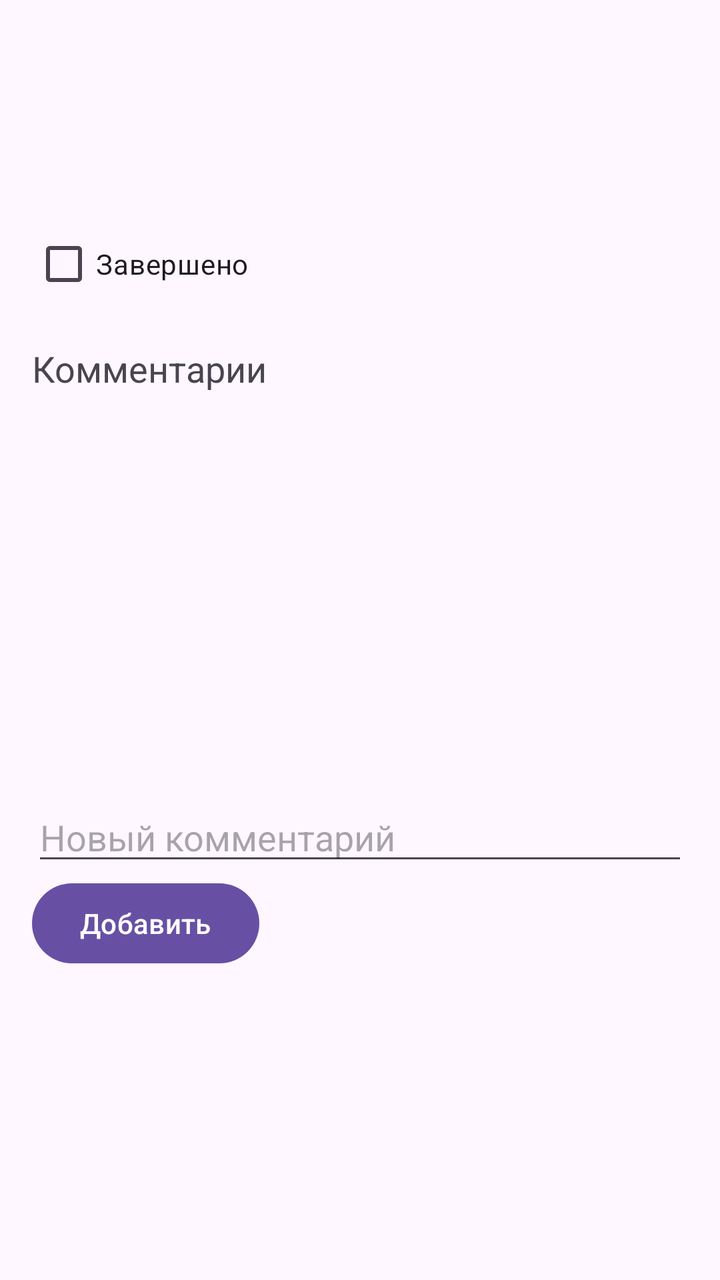
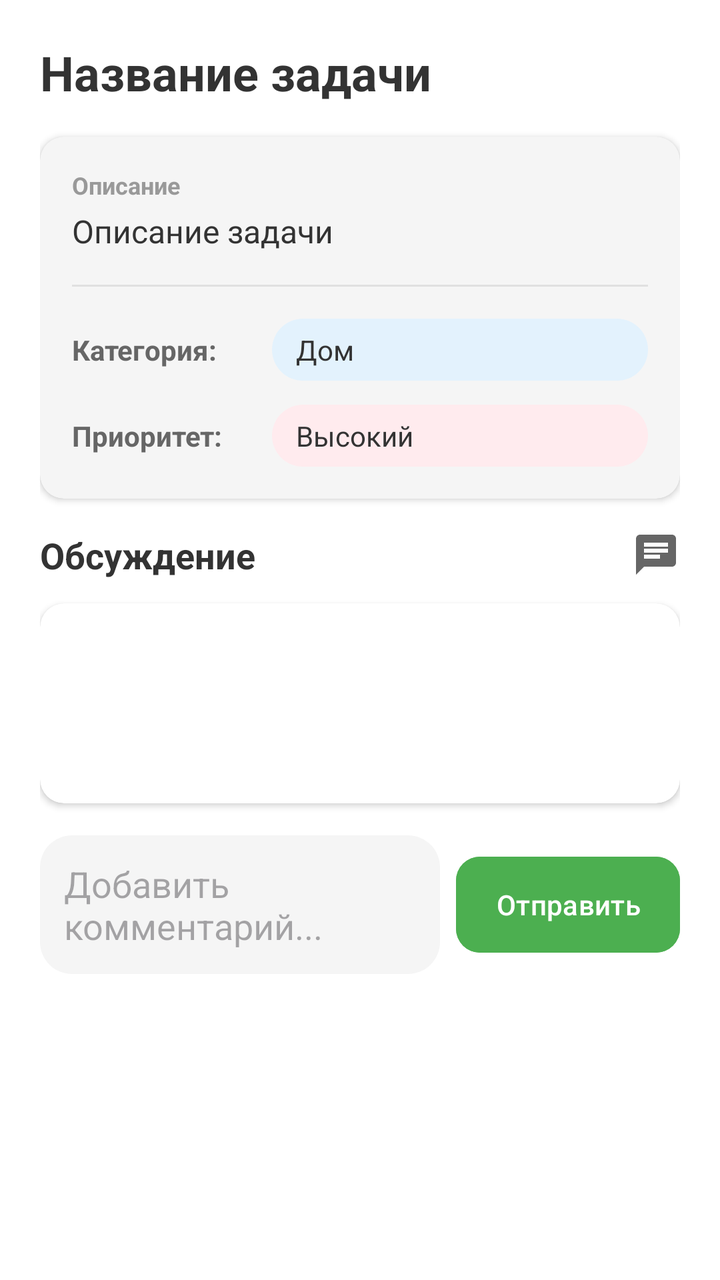

The first picture is an Android layout as it rendered before a commit; the second is the same layout after the commit. The layout source and the unified diff follow.
<!-- AndroidManifest.xml: application theme Theme.FamilyHelper -->
<!-- res/layout/dialog_task_details.xml -->
<?xml version="1.0" encoding="utf-8"?>
<LinearLayout xmlns:android="http://schemas.android.com/apk/res/android"
    android:layout_width="match_parent"
    android:layout_height="wrap_content"
    android:orientation="vertical"
    android:padding="16dp">

    <TextView
        android:id="@+id/tvTaskTitle"
        android:layout_width="wrap_content"
        android:layout_height="wrap_content"
        android:textSize="20sp"
        android:textStyle="bold"/>

    <TextView
        android:id="@+id/tvTaskDesc"
        android:layout_width="wrap_content"
        android:layout_height="wrap_content"
        android:textSize="16sp"/>

    <TextView
        android:id="@+id/tvTaskArea"
        android:layout_width="wrap_content"
        android:layout_height="wrap_content"
        android:textSize="16sp"/>

    <TextView
        android:id="@+id/tvTaskPriority"
        android:layout_width="wrap_content"
        android:layout_height="wrap_content"
        android:textSize="16sp"/>

    <CheckBox
        android:id="@+id/cbTaskCompleted"
        android:layout_width="wrap_content"
        android:layout_height="wrap_content"
        android:text="Завершено"/>

    <TextView
        android:layout_width="wrap_content"
        android:layout_height="wrap_content"
        android:text="Комментарии"
        android:textSize="18sp"
        android:layout_marginTop="16dp"/>

    <androidx.recyclerview.widget.RecyclerView
        android:id="@+id/rvComments"
        android:layout_width="match_parent"
        android:layout_height="200dp"/>

    <EditText
        android:id="@+id/etNewComment"
        android:layout_width="match_parent"
        android:layout_height="wrap_content"
        android:hint="Новый комментарий"/>

    <Button
        android:id="@+id/btnAddComment"
        android:layout_width="wrap_content"
        android:layout_height="wrap_content"
        android:text="Добавить"/>

</LinearLayout>
<!-- resources referenced by this layout -->
<resources>
  <style name="Theme.FamilyHelper" parent="Base.Theme.FamilyHelper" />
  <style name="Base.Theme.FamilyHelper" parent="Theme.Material3.DayNight.NoActionBar">
          
          
      </style>
</resources>

<!-- the commit's change to res/layout/dialog_task_details.xml (unified diff, before → after) -->
@@ -1,63 +1,190 @@
 <?xml version="1.0" encoding="utf-8"?>
-<LinearLayout xmlns:android="http://schemas.android.com/apk/res/android"
+<ScrollView xmlns:android="http://schemas.android.com/apk/res/android"
+    xmlns:app="http://schemas.android.com/apk/res-auto"
     android:layout_width="match_parent"
     android:layout_height="wrap_content"
-    android:orientation="vertical"
-    android:padding="16dp">
+    android:background="@android:color/white">
 
-    <TextView
-        android:id="@+id/tvTaskTitle"
-        android:layout_width="wrap_content"
-        android:layout_height="wrap_content"
-        android:textSize="20sp"
-        android:textStyle="bold"/>
-
-    <TextView
-        android:id="@+id/tvTaskDesc"
-        android:layout_width="wrap_content"
-        android:layout_height="wrap_content"
-        android:textSize="16sp"/>
-
-    <TextView
-        android:id="@+id/tvTaskArea"
-        android:layout_width="wrap_content"
-        android:layout_height="wrap_content"
-        android:textSize="16sp"/>
-
-    <TextView
-        android:id="@+id/tvTaskPriority"
-        android:layout_width="wrap_content"
-        android:layout_height="wrap_content"
-        android:textSize="16sp"/>
-
-    <CheckBox
-        android:id="@+id/cbTaskCompleted"
-        android:layout_width="wrap_content"
-        android:layout_height="wrap_content"
-        android:text="Завершено"/>
-
-    <TextView
-        android:layout_width="wrap_content"
-        android:layout_height="wrap_content"
-        android:text="Комментарии"
-        android:textSize="18sp"
-        android:layout_marginTop="16dp"/>
-
-    <androidx.recyclerview.widget.RecyclerView
-        android:id="@+id/rvComments"
-        android:layout_width="match_parent"
-        android:layout_height="200dp"/>
-
-    <EditText
-        android:id="@+id/etNewComment"
+    <LinearLayout
         android:layout_width="match_parent"
         android:layout_height="wrap_content"
-        android:hint="Новый комментарий"/>
+        android:orientation="vertical"
+        android:padding="20dp">
 
-    <Button
-        android:id="@+id/btnAddComment"
-        android:layout_width="wrap_content"
-        android:layout_height="wrap_content"
-        android:text="Добавить"/>
+        <TextView
+            android:id="@+id/tvTaskTitle"
+            android:layout_width="match_parent"
+            android:layout_height="wrap_content"
+            android:text="Название задачи"
+            android:textSize="24sp"
+            android:textStyle="bold"
+            android:textColor="#333"
+            android:layout_marginBottom="16dp"/>
 
-</LinearLayout>
+        <androidx.cardview.widget.CardView
+            android:layout_width="match_parent"
+            android:layout_height="wrap_content"
+            app:cardCornerRadius="12dp"
+            app:cardElevation="2dp"
+            app:cardBackgroundColor="#F5F5F5"
+            android:layout_marginBottom="16dp">
+
+            <LinearLayout
+                android:layout_width="match_parent"
+                android:layout_height="wrap_content"
+                android:orientation="vertical"
+                android:padding="16dp">
+
+                <TextView
+                    android:layout_width="wrap_content"
+                    android:layout_height="wrap_content"
+                    android:text="Описание"
+                    android:textSize="12sp"
+                    android:textColor="#999"
+                    android:textStyle="bold"
+                    android:layout_marginBottom="4dp"/>
+
+                <TextView
+                    android:id="@+id/tvTaskDesc"
+                    android:layout_width="match_parent"
+                    android:layout_height="wrap_content"
+                    android:text="Описание задачи"
+                    android:textSize="16sp"
+                    android:textColor="#333"
+                    android:layout_marginBottom="16dp"/>
+
+                <View
+                    android:layout_width="match_parent"
+                    android:layout_height="1dp"
+                    android:background="#E0E0E0"
+                    android:layout_marginBottom="16dp"/>
+
+                <LinearLayout
+                    android:layout_width="match_parent"
+                    android:layout_height="wrap_content"
+                    android:orientation="horizontal"
+                    android:layout_marginBottom="12dp">
+
+                    <TextView
+                        android:layout_width="100dp"
+                        android:layout_height="wrap_content"
+                        android:text="Категория:"
+                        android:textSize="14sp"
+                        android:textColor="#666"
+                        android:textStyle="bold"/>
+
+                    <TextView
+                        android:id="@+id/tvTaskArea"
+                        android:layout_width="0dp"
+                        android:layout_height="wrap_content"
+                        android:layout_weight="1"
+                        android:text="Дом"
+                        android:textSize="14sp"
+                        android:textColor="#333"
+                        android:background="@drawable/rounded_background"
+                        android:backgroundTint="#E3F2FD"
+                        android:paddingHorizontal="12dp"
+                        android:paddingVertical="6dp"/>
+                </LinearLayout>
+
+                <LinearLayout
+                    android:layout_width="match_parent"
+                    android:layout_height="wrap_content"
+                    android:orientation="horizontal">
+
+                    <TextView
+                        android:layout_width="100dp"
+                        android:layout_height="wrap_content"
+                        android:text="Приоритет:"
+                        android:textSize="14sp"
+                        android:textColor="#666"
+                        android:textStyle="bold"/>
+
+                    <TextView
+                        android:id="@+id/tvTaskPriority"
+                        android:layout_width="0dp"
+                        android:layout_height="wrap_content"
+                        android:layout_weight="1"
+                        android:text="Высокий"
+                        android:textSize="14sp"
+                        android:textColor="#333"
+                        android:background="@drawable/rounded_background"
+                        android:backgroundTint="#FFEBEE"
+                        android:paddingHorizontal="12dp"
+                        android:paddingVertical="6dp"/>
+                </LinearLayout>
+            </LinearLayout>
+        </androidx.cardview.widget.CardView>
+
+        <LinearLayout
+            android:layout_width="match_parent"
+            android:layout_height="wrap_content"
+            android:orientation="horizontal"
+            android:gravity="center_vertical"
+            android:layout_marginBottom="12dp">
+
+            <TextView
+                android:layout_width="0dp"
+                android:layout_height="wrap_content"
+                android:layout_weight="1"
+                android:text="Обсуждение"
+                android:textSize="18sp"
+                android:textStyle="bold"
+                android:textColor="#333"/>
+
+            <ImageView
+                android:layout_width="24dp"
+                android:layout_height="24dp"
+                android:src="@drawable/ic_chat"
+                app:tint="#666"/>
+        </LinearLayout>
+
+        <androidx.cardview.widget.CardView
+            android:layout_width="match_parent"
+            android:layout_height="wrap_content"
+            app:cardCornerRadius="12dp"
+            app:cardElevation="2dp"
+            android:layout_marginBottom="16dp">
+
+            <androidx.recyclerview.widget.RecyclerView
+                android:id="@+id/rvComments"
+                android:layout_width="match_parent"
+                android:layout_height="wrap_content"
+                android:minHeight="100dp"
+                android:maxHeight="250dp"
+                android:padding="12dp"
+                android:nestedScrollingEnabled="true"/>
+        </androidx.cardview.widget.CardView>
+
+        <LinearLayout
+            android:layout_width="match_parent"
+            android:layout_height="wrap_content"
+            android:orientation="horizontal"
+            android:gravity="center_vertical">
+
+            <EditText
+                android:id="@+id/etNewComment"
+                android:layout_width="0dp"
+                android:layout_height="wrap_content"
+                android:layout_weight="1"
+                android:hint="Добавить комментарий..."
+                android:background="@drawable/rounded_background"
+                android:backgroundTint="#F5F5F5"
+                android:padding="12dp"
+                android:minHeight="48dp"
+                android:maxLines="3"
+                android:inputType="textCapSentences|textMultiLine"
+                android:layout_marginEnd="8dp"/>
+
+            <Button
+                android:id="@+id/btnAddComment"
+                android:layout_width="wrap_content"
+                android:layout_height="56dp"
+                android:text="Отправить"
+                android:textSize="14sp"
+                android:backgroundTint="#4CAF50"
+                app:cornerRadius="12dp"
+                android:paddingHorizontal="20dp"/>
+        </LinearLayout>
+    </LinearLayout>
+</ScrollView>
<!-- resource entries referenced after the edit -->
@@ -1,5 +1,21 @@
 <!-- resources referenced by this layout -->
 <resources>
+  <!-- drawable ic_chat (drawable) -->
+  <vector xmlns:android="http://schemas.android.com/apk/res/android"
+      android:width="24dp"
+      android:height="24dp"
+      android:viewportWidth="24"
+      android:viewportHeight="24">
+      <path
+          android:fillColor="#666"
+          android:pathData="M20,2H4c-1.1,0 -1.99,0.9 -1.99,2L2,22l4,-4h14c1.1,0 2,-0.9 2,-2V4c0,-1.1 -0.9,-2 -2,-2zM6,9h12v2H6V9zM14,14H6v-2h8v2zM18,8H6V6h12v2z"/>
+  </vector>
+  <!-- drawable rounded_background (drawable) -->
+  <?xml version="1.0" encoding="utf-8"?>
+  <shape xmlns:android="http://schemas.android.com/apk/res/android">
+      <solid android:color="#FFFFFF" />
+      <corners android:radius="16dp" />
+  </shape>
   <style name="Theme.FamilyHelper" parent="Base.Theme.FamilyHelper" />
   <style name="Base.Theme.FamilyHelper" parent="Theme.Material3.DayNight.NoActionBar">
           
